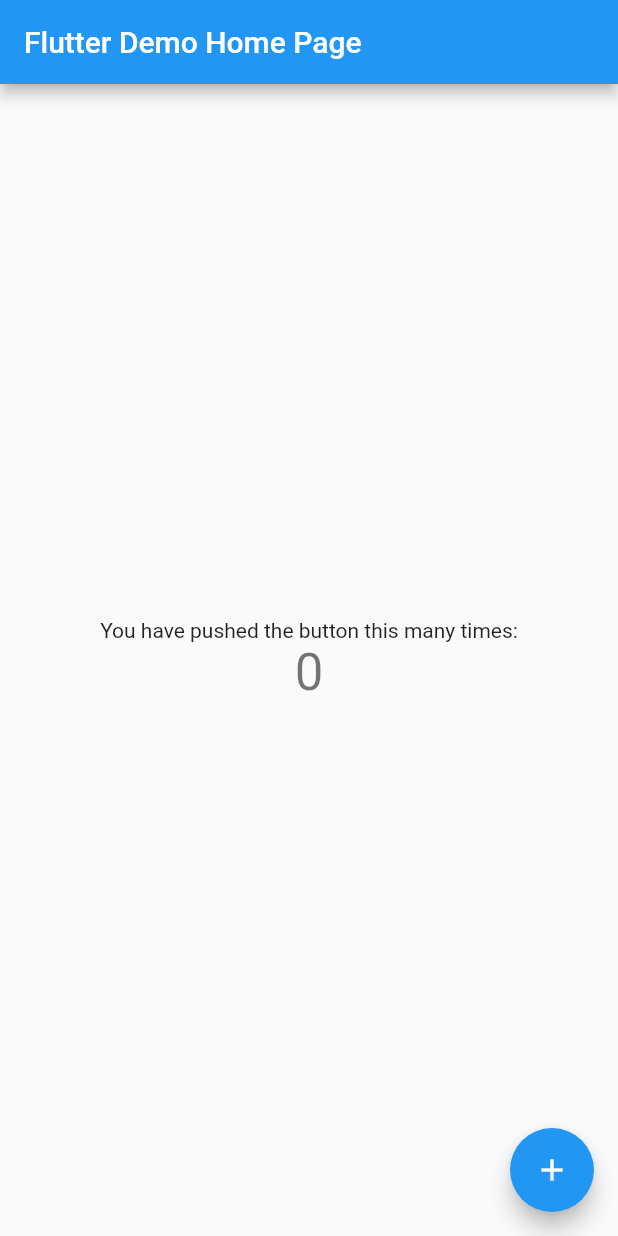
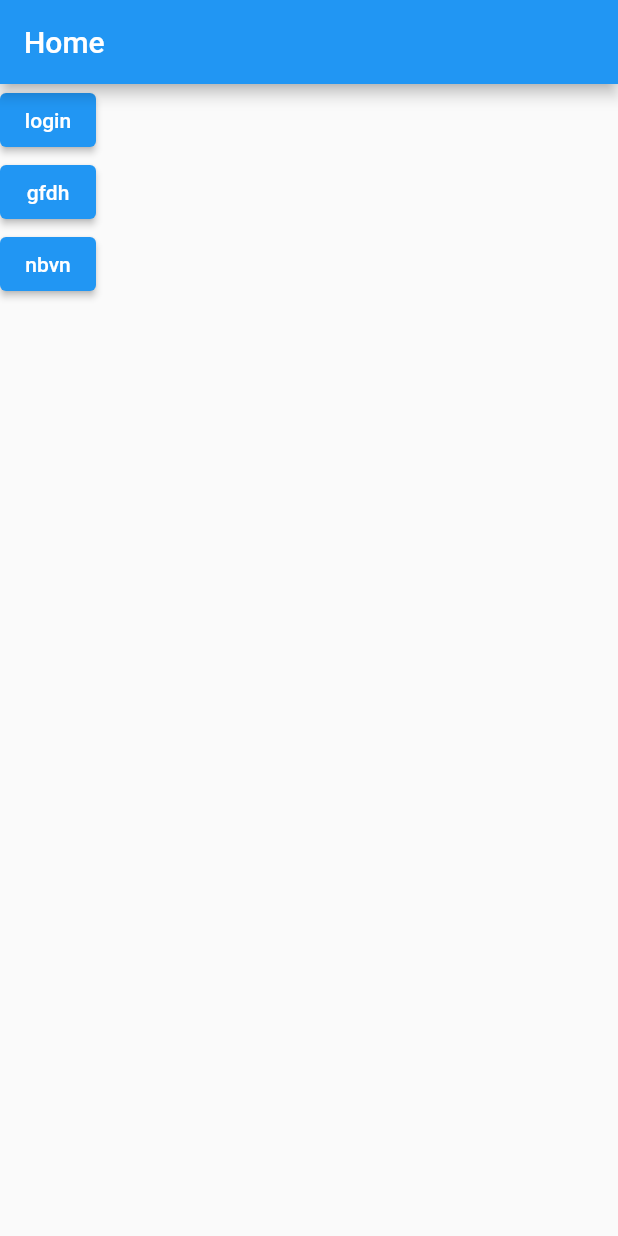
Before and after one commit to supun-priyashan/feedr, a Flutter app: the screen it shows after launch, on a phone screen of 412 x 824 dp. Run offline on Flutter 3.47's test engine with Material 2 defaults, Android fonts, the phone set to English and light mode, and no system bars.

Commit message:
Added home and login pages and navigation

```diff
--- a/lib/main.dart
+++ b/lib/main.dart
@@ -1,4 +1,6 @@
 import 'package:flutter/material.dart';
+import 'package:feedr/screens/login.dart';
+import 'package:feedr/screens/home.dart';
 
 void main() {
   runApp(const MyApp());
@@ -24,92 +26,96 @@ class MyApp extends StatelessWidget {
         // is not restarted.
         primarySwatch: Colors.blue,
       ),
-      home: const MyHomePage(title: 'Flutter Demo Home Page'),
+      initialRoute: Home.routeName,
+      routes: {
+        Home.routeName: (context) => Home(),
+        Login.routeName: (context) => Login(),
+      },
     );
   }
 }
 
-class MyHomePage extends StatefulWidget {
-  const MyHomePage({Key? key, required this.title}) : super(key: key);
-
-  // This widget is the home page of your application. It is stateful, meaning
-  // that it has a State object (defined below) that contains fields that affect
-  // how it looks.
-
-  // This class is the configuration for the state. It holds the values (in this
-  // case the title) provided by the parent (in this case the App widget) and
-  // used by the build method of the State. Fields in a Widget subclass are
-  // always marked "final".
-
-  final String title;
-
-  @override
-  State<MyHomePage> createState() => _MyHomePageState();
-}
-
-class _MyHomePageState extends State<MyHomePage> {
-  int _counter = 0;
-
-  void _incrementCounter() {
-    setState(() {
-      // This call to setState tells the Flutter framework that something has
-      // changed in this State, which causes it to rerun the build method below
-      // so that the display can reflect the updated values. If we changed
-      // _counter without calling setState(), then the build method would not be
-      // called again, and so nothing would appear to happen.
-      _counter++;
-    });
-  }
-
-  @override
-  Widget build(BuildContext context) {
-    // This method is rerun every time setState is called, for instance as done
-    // by the _incrementCounter method above.
-    //
-    // The Flutter framework has been optimized to make rerunning build methods
-    // fast, so that you can just rebuild anything that needs updating rather
-    // than having to individually change instances of widgets.
-    return Scaffold(
-      appBar: AppBar(
-        // Here we take the value from the MyHomePage object that was created by
-        // the App.build method, and use it to set our appbar title.
-        title: Text(widget.title),
-      ),
-      body: Center(
-        // Center is a layout widget. It takes a single child and positions it
-        // in the middle of the parent.
-        child: Column(
-          // Column is also a layout widget. It takes a list of children and
-          // arranges them vertically. By default, it sizes itself to fit its
-          // children horizontally, and tries to be as tall as its parent.
-          //
-          // Invoke "debug painting" (press "p" in the console, choose the
-          // "Toggle Debug Paint" action from the Flutter Inspector in Android
-          // Studio, or the "Toggle Debug Paint" command in Visual Studio Code)
-          // to see the wireframe for each widget.
-          //
-          // Column has various properties to control how it sizes itself and
-          // how it positions its children. Here we use mainAxisAlignment to
-          // center the children vertically; the main axis here is the vertical
-          // axis because Columns are vertical (the cross axis would be
-          // horizontal).
-          mainAxisAlignment: MainAxisAlignment.center,
-          children: <Widget>[
-            const Text(
-              'You have pushed the button this many times:',
-            ),
-            Text(
-              '$_counter',
-              style: Theme.of(context).textTheme.headline4,
-            ),
-          ],
-        ),
-      ),
-      floatingActionButton: FloatingActionButton(
-        onPressed: _incrementCounter,
-        tooltip: 'Increment',
-        child: const Icon(Icons.add),
-      ), // This trailing comma makes auto-formatting nicer for build methods.
-    );
-  }
-}
+// class MyHomePage extends StatefulWidget {
+//   const MyHomePage({Key? key, required this.title}) : super(key: key);
+//
+//   // This widget is the home page of your application. It is stateful, meaning
+//   // that it has a State object (defined below) that contains fields that affect
+//   // how it looks.
+//
+//   // This class is the configuration for the state. It holds the values (in this
+//   // case the title) provided by the parent (in this case the App widget) and
+//   // used by the build method of the State. Fields in a Widget subclass are
+//   // always marked "final".
+//
+//   final String title;
+//
+//   @override
+//   State<MyHomePage> createState() => _MyHomePageState();
+// }
+//
+// class _MyHomePageState extends State<MyHomePage> {
+//   int _counter = 0;
+//
+//   void _incrementCounter() {
+//     setState(() {
+//       // This call to setState tells the Flutter framework that something has
+//       // changed in this State, which causes it to rerun the build method below
+//       // so that the display can reflect the updated values. If we changed
+//       // _counter without calling setState(), then the build method would not be
+//       // called again, and so nothing would appear to happen.
+//       _counter++;
+//     });
+//   }
+//
+//   @override
+//   Widget build(BuildContext context) {
+//     // This method is rerun every time setState is called, for instance as done
+//     // by the _incrementCounter method above.
+//     //
+//     // The Flutter framework has been optimized to make rerunning build methods
+//     // fast, so that you can just rebuild anything that needs updating rather
+//     // than having to individually change instances of widgets.
+//     return Scaffold(
+//       appBar: AppBar(
+//         // Here we take the value from the MyHomePage object that was created by
+//         // the App.build method, and use it to set our appbar title.
+//         title: Text(widget.title),
+//       ),
+//       body: Center(
+//         // Center is a layout widget. It takes a single child and positions it
+//         // in the middle of the parent.
+//         child: Column(
+//           // Column is also a layout widget. It takes a list of children and
+//           // arranges them vertically. By default, it sizes itself to fit its
+//           // children horizontally, and tries to be as tall as its parent.
+//           //
+//           // Invoke "debug painting" (press "p" in the console, choose the
+//           // "Toggle Debug Paint" action from the Flutter Inspector in Android
+//           // Studio, or the "Toggle Debug Paint" command in Visual Studio Code)
+//           // to see the wireframe for each widget.
+//           //
+//           // Column has various properties to control how it sizes itself and
+//           // how it positions its children. Here we use mainAxisAlignment to
+//           // center the children vertically; the main axis here is the vertical
+//           // axis because Columns are vertical (the cross axis would be
+//           // horizontal).
+//           mainAxisAlignment: MainAxisAlignment.center,
+//           children: <Widget>[
+//             const Text(
+//               'You have pushed the button this many times:',
+//             ),
+//             Text(
+//               '$_counter',
+//               style: Theme.of(context).textTheme.headline4,
+//             ),
+//           ],
+//         ),
+//       ),
+//       floatingActionButton: FloatingActionButton(
+//         onPressed: _incrementCounter,
+//         tooltip: 'Increment',
+//         child: const Icon(Icons.add),
+//       ), // This trailing comma makes auto-formatting nicer for build methods.
+//     );
+//   }
+// }
--- /dev/null
+++ b/lib/screens/home.dart
@@ -0,0 +1,31 @@
+import 'package:feedr/screens/login.dart';
+import 'package:flutter/material.dart';
+
+class Home extends StatefulWidget {
+  const Home({Key? key}) : super(key: key);
+
+  static const String routeName = '/home';
+
+  @override
+  _HomeState createState() => _HomeState();
+}
+
+class _HomeState extends State<Home> {
+  @override
+  Widget build(BuildContext context) {
+    return Scaffold(
+      appBar: AppBar(
+        title: Text("Home"),
+      ),
+      body: Container(
+        child: Column(
+          children: [
+            ElevatedButton(onPressed: (){Navigator.of(context).push(MaterialPageRoute(builder: (context)=>Login()));}, child: Text("login")),
+            ElevatedButton(onPressed: (){}, child: Text("gfdh")),
+            ElevatedButton(onPressed: (){}, child: Text("nbvn")),
+          ],
+        ),
+      ),
+    );
+  }
+}
--- /dev/null
+++ b/lib/screens/login.dart
@@ -0,0 +1,24 @@
+import 'package:flutter/material.dart';
+
+class Login extends StatefulWidget {
+  const Login({Key? key}) : super(key: key);
+
+  static const String routeName = '/login';
+
+  @override
+  _LoginState createState() => _LoginState();
+}
+
+class _LoginState extends State<Login> {
+  @override
+  Widget build(BuildContext context) {
+    return Scaffold(
+      appBar: AppBar(
+        title: Text("fdsfdsfr"),
+      ),
+      body: Container(
+        child: Text("dsfds"),
+      ),
+    );
+  }
+}
```
